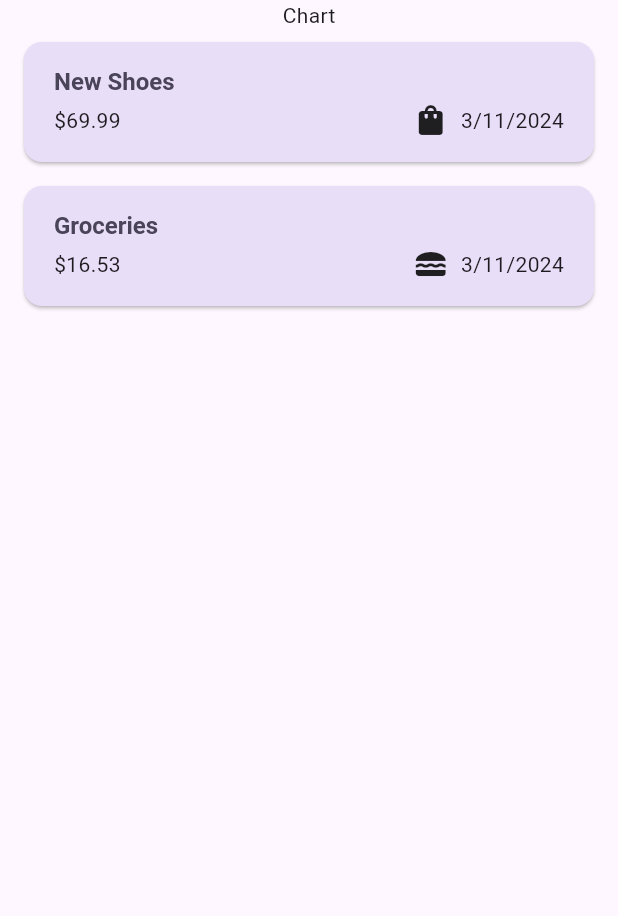
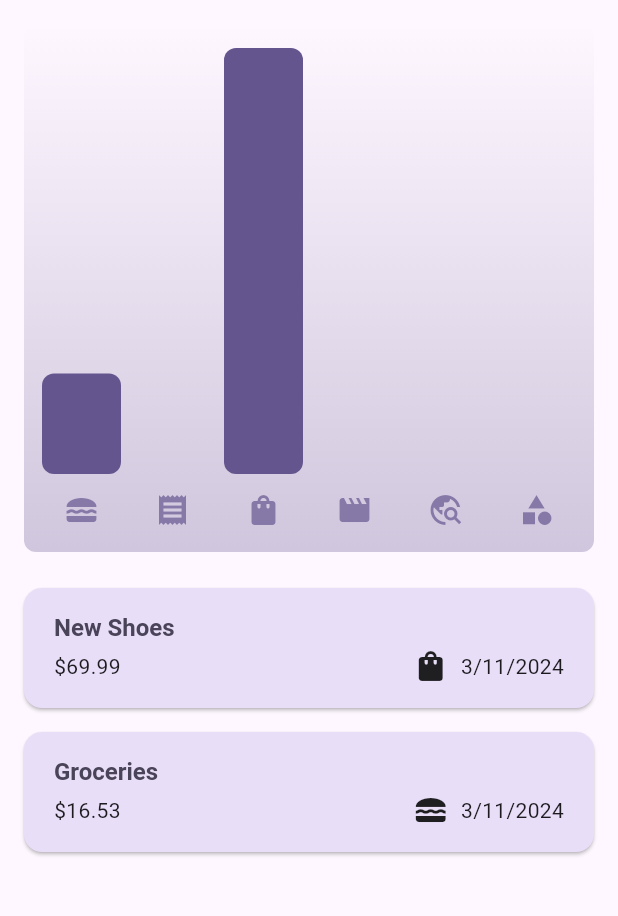
Before and after one commit to madhusudanrathi99/expense_tracker, a Flutter app: the screen it shows after launch, on a phone screen of 412 x 824 dp, the part 84-1000 px from its top. Run offline on Flutter 3.47's test engine with Material 3 defaults, Android fonts, the phone set to English and light mode, and no system bars.

Commit message:
Add dark theme and expense chart

```diff
--- a/lib/main.dart
+++ b/lib/main.dart
@@ -5,11 +5,15 @@ var kColorScheme = ColorScheme.fromSeed(
   seedColor: const Color.fromARGB(255, 96, 59, 181),
 );
 
+var kDarkColorScheme = ColorScheme.fromSeed(
+  brightness: Brightness.dark,
+  seedColor: const Color.fromARGB(255, 5, 99, 125),
+);
+
 void main() {
   runApp(MaterialApp(
     title: 'Expense Tracker',
     theme: ThemeData().copyWith(
-      useMaterial3: true,
       colorScheme: kColorScheme,
       appBarTheme: const AppBarTheme().copyWith(
         backgroundColor: kColorScheme.onPrimaryContainer,
@@ -35,6 +39,23 @@ void main() {
             ),
           ),
     ),
+    darkTheme: ThemeData.dark().copyWith(
+      colorScheme: kDarkColorScheme,
+      cardTheme: const CardTheme().copyWith(
+        color: kDarkColorScheme.secondaryContainer,
+        margin: const EdgeInsets.symmetric(
+          horizontal: 16,
+          vertical: 8,
+        ),
+      ),
+      elevatedButtonTheme: ElevatedButtonThemeData(
+        style: ElevatedButton.styleFrom(
+          backgroundColor: kDarkColorScheme.primaryContainer,
+          foregroundColor: kDarkColorScheme.onPrimaryContainer,
+        ),
+      ),
+    ),
+    themeMode: ThemeMode.system,
     home: const Expenses(),
   ));
 }
--- a/lib/models/expense.dart
+++ b/lib/models/expense.dart
@@ -42,3 +42,23 @@ class Expense {
     return formatter.format(date);
   }
 }
+
+class ExpenseBucket {
+  ExpenseBucket(this.category, this.expenses);
+
+  ExpenseBucket.forCategory(List<Expense> allExpenses, this.category)
+      : expenses = allExpenses
+            .where((expense) => expense.category == category)
+            .toList();
+
+  final Category category;
+  final List<Expense> expenses;
+
+  double get totalAmount {
+    double sum = 0;
+    for (final expense in expenses) {
+      sum += expense.amount;
+    }
+    return sum;
+  }
+}
--- /dev/null
+++ b/lib/widgets/chart/chart.dart
@@ -0,0 +1,94 @@
+import 'package:flutter/material.dart';
+import 'package:expense_tracker/models/expense.dart';
+import 'package:expense_tracker/widgets/chart/chart_bar.dart';
+
+class Chart extends StatelessWidget {
+  const Chart(this.expenseList, {super.key});
+
+  final List<Expense> expenseList;
+  List<ExpenseBucket> get buckets {
+    return [
+      ExpenseBucket.forCategory(expenseList, Category.food),
+      ExpenseBucket.forCategory(expenseList, Category.bills),
+      ExpenseBucket.forCategory(expenseList, Category.clothes),
+      ExpenseBucket.forCategory(expenseList, Category.entertainment),
+      ExpenseBucket.forCategory(expenseList, Category.transport),
+      ExpenseBucket.forCategory(expenseList, Category.other),
+    ];
+  }
+
+  double get maxTotalExpense {
+    double maxAmount = 0;
+    for (final bucket in buckets) {
+      if (bucket.totalAmount > maxAmount) {
+        maxAmount = bucket.totalAmount;
+      }
+    }
+    return maxAmount;
+  }
+
+  @override
+  Widget build(BuildContext context) {
+    final isDarkMode =
+        MediaQuery.of(context).platformBrightness == Brightness.dark;
+
+    return Container(
+      margin: const EdgeInsets.all(16),
+      padding: const EdgeInsets.symmetric(
+        horizontal: 8,
+        vertical: 16,
+      ),
+      width: double.infinity,
+      height: 180,
+      decoration: BoxDecoration(
+        borderRadius: BorderRadius.circular(8),
+        gradient: LinearGradient(
+          colors: [
+            Theme.of(context).colorScheme.primary.withOpacity(0.3),
+            Theme.of(context).colorScheme.primary.withOpacity(0.0),
+          ],
+          begin: Alignment.bottomCenter,
+          end: Alignment.topCenter,
+        ),
+      ),
+      child: Column(
+        children: [
+          Expanded(
+            child: Row(
+              crossAxisAlignment: CrossAxisAlignment.end,
+              children: [
+                for (final bucket in buckets)
+                  ChartBar(
+                    bucket.totalAmount / maxTotalExpense,
+                  ),
+              ],
+            ),
+          ),
+          const SizedBox(height: 12),
+          Row(
+            children: buckets
+                .map(
+                  (bucket) => Expanded(
+                    child: Padding(
+                      padding: const EdgeInsets.symmetric(
+                        horizontal: 4,
+                      ),
+                      child: Icon(
+                        categoryIcons[bucket.category],
+                        color: isDarkMode
+                            ? Theme.of(context).colorScheme.secondary
+                            : Theme.of(context)
+                                .colorScheme
+                                .primary
+                                .withOpacity(0.7),
+                      ),
+                    ),
+                  ),
+                )
+                .toList(),
+          ),
+        ],
+      ),
+    );
+  }
+}
--- /dev/null
+++ b/lib/widgets/chart/chart_bar.dart
@@ -0,0 +1,31 @@
+import 'package:flutter/material.dart';
+
+class ChartBar extends StatelessWidget {
+  const ChartBar(this.fill, {super.key});
+
+  final double fill;
+
+  @override
+  Widget build(BuildContext context) {
+    final isDarkmode =
+        MediaQuery.of(context).platformBrightness == Brightness.dark;
+
+    return Expanded(
+      child: Padding(
+        padding: const EdgeInsets.symmetric(horizontal: 4),
+        child: FractionallySizedBox(
+          heightFactor: fill,
+          child: DecoratedBox(
+            decoration: BoxDecoration(
+              shape: BoxShape.rectangle,
+              borderRadius: BorderRadius.circular(8),
+              color: isDarkmode
+                  ? Theme.of(context).colorScheme.secondary
+                  : Theme.of(context).colorScheme.primary,
+            ),
+          ),
+        ),
+      ),
+    );
+  }
+}
--- a/lib/widgets/expenses.dart
+++ b/lib/widgets/expenses.dart
@@ -2,6 +2,7 @@ import 'package:flutter/material.dart';
 import 'package:expense_tracker/models/expense.dart';
 import 'package:expense_tracker/widgets/expenses_list/expenses_list.dart';
 import 'package:expense_tracker/widgets/new_expense.dart';
+import 'package:expense_tracker/widgets/chart/chart.dart';
 
 class Expenses extends StatefulWidget {
   const Expenses({super.key});
@@ -73,6 +74,10 @@ class _ExpensesState extends State<Expenses> {
       child: Text("No expenses found. Start adding some!"),
     );
 
+    Widget chartContent = const Center(
+      child: Text("No expenses found. Start adding some!"),
+    );
+
     if (_userExpenses.isNotEmpty) {
       mainContent = ExpensesList(_userExpenses, _removeExpense);
     }
@@ -89,7 +94,9 @@ class _ExpensesState extends State<Expenses> {
       ),
       body: Column(
         children: [
-          const Text('Chart'),
+          Expanded(
+            child: Chart(_userExpenses),
+          ),
           Expanded(
             child: mainContent,
           ),
```
